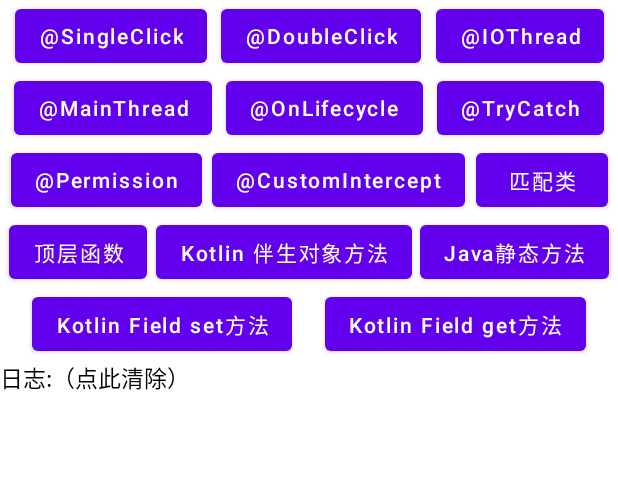
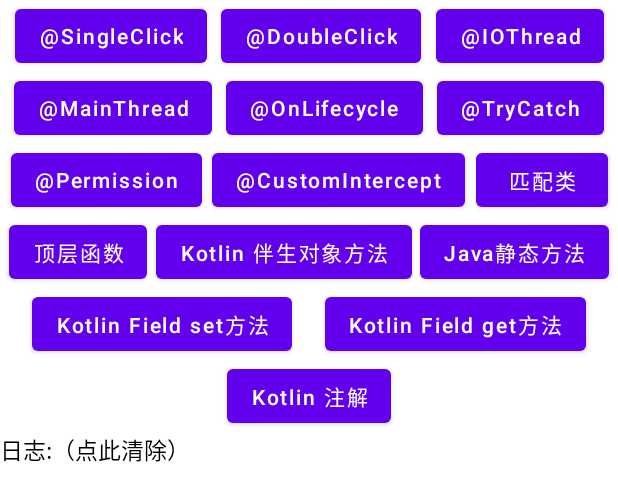
Before and after one commit to FlyJingFish/AndroidAOP, an Android app: the layout activity_main.xml on its own in the app's theme, with its tools: preview values and no code run, on a phone screen of 412 x 824 dp. Shown: the top 501 px of the screen. Run offline under Robolectric (Android 15) with nearby library versions, the phone set to English and light mode, and no system bars.

Commit message:
1、增加演示代码

```diff
--- a/app/src/main/res/layout/activity_main.xml
+++ b/app/src/main/res/layout/activity_main.xml
@@ -16,7 +16,7 @@
         btn_DoubleClick, btn_IOThread,
         btn_MainThread,btn_OnLifecycle,btn_TryCatch,
         btn_Permission,btn_CustomIntercept,btn_MatchClassMethod,
-        btn_topFun,btn_static_method,btn_static_method2,btn_field_set,btn_field_get"
+        btn_topFun,btn_static_method,btn_static_method2,btn_field_set,btn_field_get,btn_kotlin_anno"
         />
     <Button
         android:id="@+id/btn_SingleClick"
@@ -130,6 +130,14 @@
         app:layout_constraintTop_toTopOf="parent"
         android:textAllCaps="false"
         android:text="Kotlin Field get方法"/>
+    <Button
+        android:id="@+id/btn_kotlin_anno"
+        android:layout_width="wrap_content"
+        android:layout_height="wrap_content"
+        app:layout_constraintStart_toStartOf="parent"
+        app:layout_constraintTop_toTopOf="parent"
+        android:textAllCaps="false"
+        android:text="Kotlin 注解"/>
     <androidx.core.widget.NestedScrollView
         android:layout_width="0dp"
         android:layout_height="0dp"
--- a/test-lib/src/main/java/com/flyjingfish/test_lib/mycut/MyAnnoCut2.kt
+++ b/test-lib/src/main/java/com/flyjingfish/test_lib/mycut/MyAnnoCut2.kt
@@ -1,11 +1,14 @@
 package com.flyjingfish.test_lib.mycut
 
+import android.content.Context
 import com.flyjingfish.android_aop_annotation.BasePointCut
 import com.flyjingfish.android_aop_annotation.ProceedJoinPoint
+import com.flyjingfish.test_lib.ToastUtils
 import com.flyjingfish.test_lib.annotation.MyAnno2
 
 class MyAnnoCut2 : BasePointCut<MyAnno2> {
     override operator fun invoke(joinPoint: ProceedJoinPoint, anno: MyAnno2): Any? {
+        ToastUtils.makeText(joinPoint.target as Context,"进入自定义Kotlin注解切面")
         return joinPoint.proceed()
     }
 }
```
Also changed, not shown: app/src/main/java/com/flyjingfish/androidaop/MainActivity.kt (+11 -0 lines), test-lib/src/main/java/com/flyjingfish/test_lib/mycut/MatchActivityMethod.java (deleted, +0 -28 lines), test-lib/src/main/java/com/flyjingfish/test_lib/mycut/MatchActivityMethod.kt (renamed from test-lib/src/main/java/com/flyjingfish/test_lib/mycut/MatchActivityMethod2.kt, +5 -5 lines).
